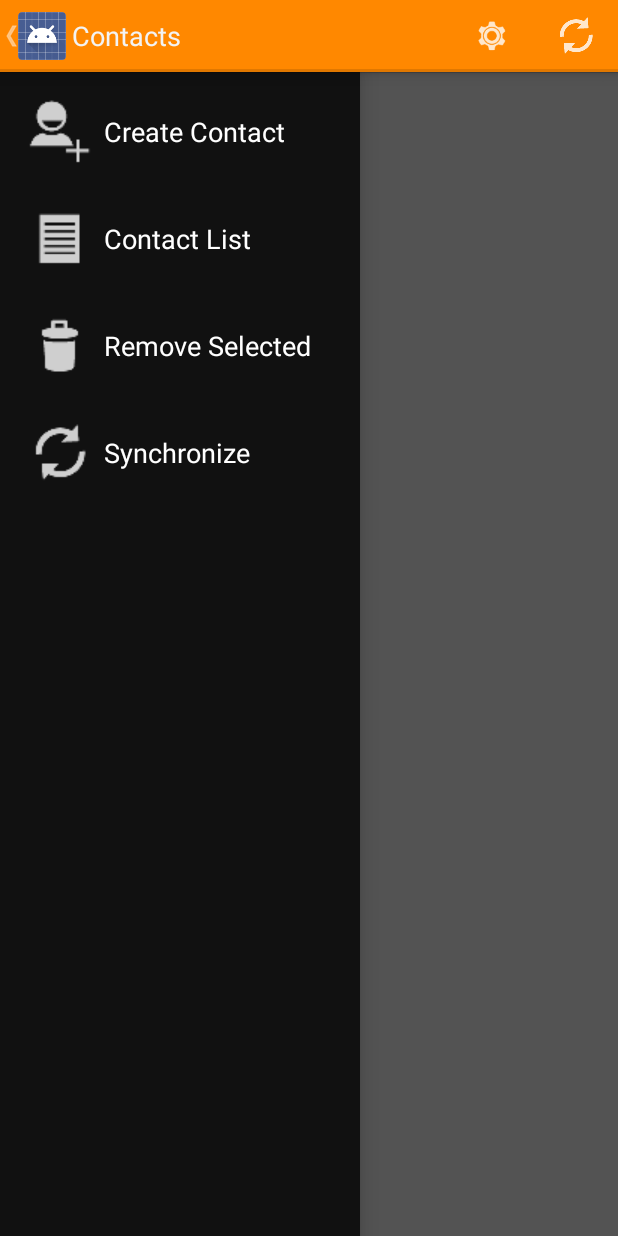
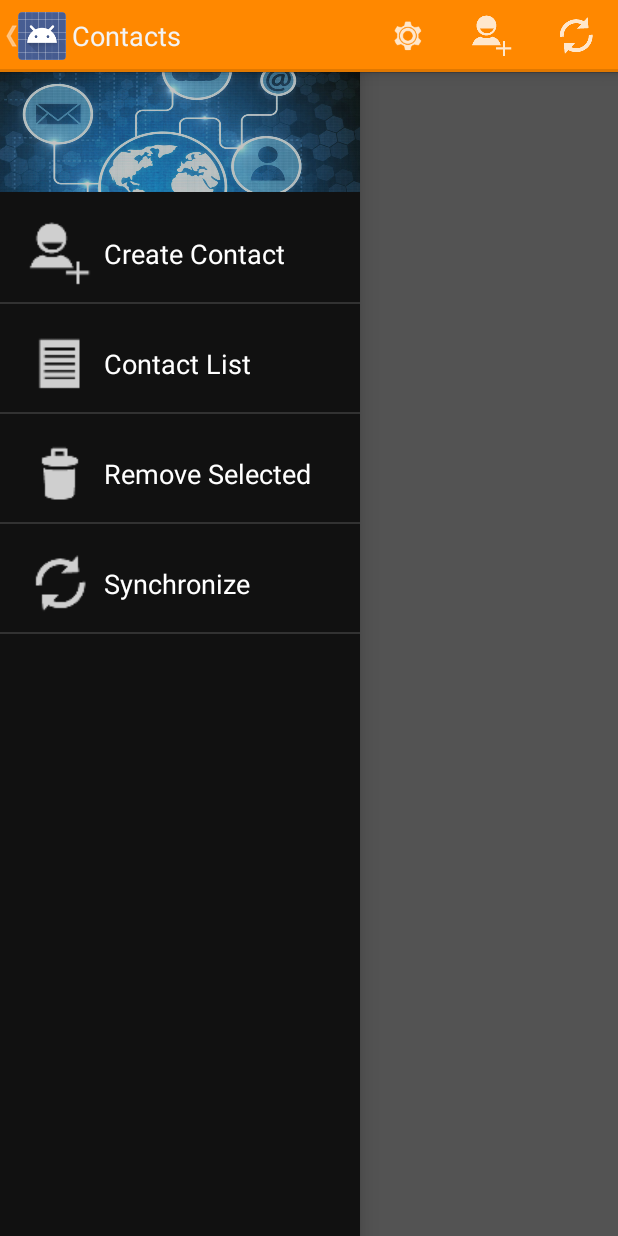
Before and after one commit to atellezfx/MisContactos, an Android app: the screen it shows after launch (MainActivity), with the side drawer open, on a phone screen of 412 x 824 dp. Run offline under Robolectric (Android 15) with nearby library versions, the phone set to English and light mode, and no system bars; our stand-ins replace ButterKnife, Picasso; libraries missing offline, so code that uses them is left out: com.j256.ormlite, com.tojc.ormlite; pictures from the network do not load; 4 statements that could not run were skipped.

Commit message:
Actualizado proyecto a la estructura de AndroidStudio v.1.0 e integrado el encabezado en el ListView del Drawer List

```diff
--- a/app/src/main/res/layout/activity_main.xml
+++ b/app/src/main/res/layout/activity_main.xml
@@ -18,8 +18,8 @@
         android:layout_height="match_parent"
         android:layout_gravity="start"
         android:choiceMode="singleChoice"
-        android:divider="@android:color/transparent"
-        android:dividerHeight="0dp"
+        android:divider="#323232"
+        android:dividerHeight="1dp"
         android:background="#111" />
 
 </android.support.v4.widget.DrawerLayout>
--- /dev/null
+++ b/app/src/main/res/layout/drawer_list_header.xml
@@ -0,0 +1,16 @@
+<?xml version="1.0" encoding="utf-8"?>
+<FrameLayout xmlns:android="http://schemas.android.com/apk/res/android"
+    android:layout_width="match_parent"
+    android:layout_height="match_parent"
+    android:orientation="vertical">
+
+    <ImageView
+        android:layout_width="match_parent"
+        android:layout_height="80dp"
+        android:id="@+id/imageView2"
+        android:layout_gravity="start|top"
+        android:scaleType="fitXY"
+        android:src="@drawable/contactos_header"
+        android:alpha="0.75" />
+
+</FrameLayout>
--- a/app/src/main/res/menu/main.xml
+++ b/app/src/main/res/menu/main.xml
@@ -9,6 +9,12 @@
         android:showAsAction="always" />
 
     <item
+        android:id="@+id/item_action_create"
+        android:title="@string/label_btn_add_contact"
+        android:icon="@drawable/ic_action_add_person"
+        android:showAsAction="ifRoom" />
+
+    <item
         android:id="@+id/item_action_synchronize"
         android:title="@string/label_btn_sync_contacts"
         android:icon="@drawable/ic_action_refresh"
--- a/app/src/main/res/values/strings.xml
+++ b/app/src/main/res/values/strings.xml
@@ -50,6 +50,8 @@
     <!--Recursos para la barra de menú en layout de tablet-->
     <string name="label_btn_remove_contact">Remove</string>
     <string name="label_btn_sync_contacts">Synchronize</string>
+    <string name="label_btn_add_contact">Add Contact</string>
+    <string name="label_btn_contact_list">Contact List</string>
 
     <!--Recursos para el menú de compartir contactos-->
     <string name="share_title">Share via</string>
--- a/build.gradle
+++ b/build.gradle
@@ -5,7 +5,7 @@ buildscript {
         mavenCentral()
     }
     dependencies {
-        classpath 'com.android.tools.build:gradle:0.14.0'
+        classpath 'com.android.tools.build:gradle:1.0.0'
         // PLUGIN PARA PROCESAMIENTO DE ANOTACIONES
         classpath 'com.uphyca.gradle:gradle-android-apt-plugin:0.9.+'
     }
--- a/cardui/build.gradle
+++ b/cardui/build.gradle
@@ -5,7 +5,7 @@ android {
     buildToolsVersion '19.1.0'
 
     defaultConfig {
-        applicationId "mx.vainiyasoft.cardui"
+        // applicationId "mx.vainiyasoft.cardui" // Desaprobado uso de applicationId en librerías
         minSdkVersion 16
         targetSdkVersion 19
         versionCode 1
@@ -13,7 +13,7 @@ android {
     }
     buildTypes {
         release {
-            runProguard false
+            minifyEnabled false // Desaprobado uso de runProguard
             proguardFiles getDefaultProguardFile('proguard-android.txt'), 'proguard-rules.pro'
         }
     }
```
Also changed, not shown: app/build.gradle (+4 -3 lines), app/src/main/java/mx/vainiyasoft/agenda/ConfiguracionActivity.java (+18 -16 lines), app/src/main/java/mx/vainiyasoft/agenda/MainActivity.java (+24 -11 lines), app/src/main/res/drawable/contactos_header.jpg (added), gradle/wrapper/gradle-wrapper.properties, 1 other file.
